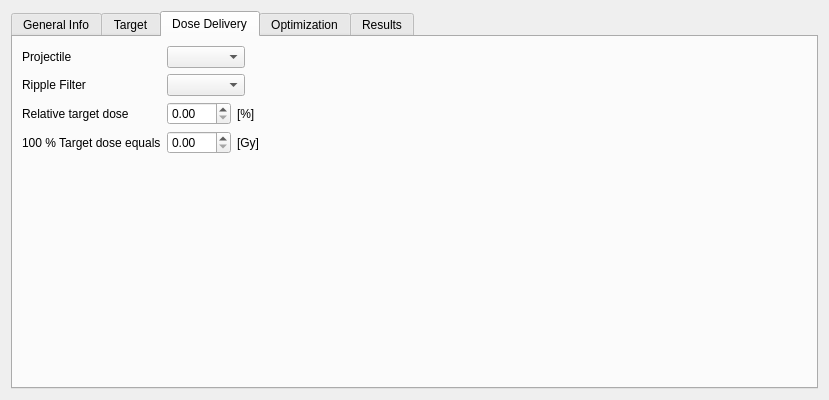
First picture: the form in pytripgui/view/plan.ui, repository pytrip/pytripgui, before the edit.
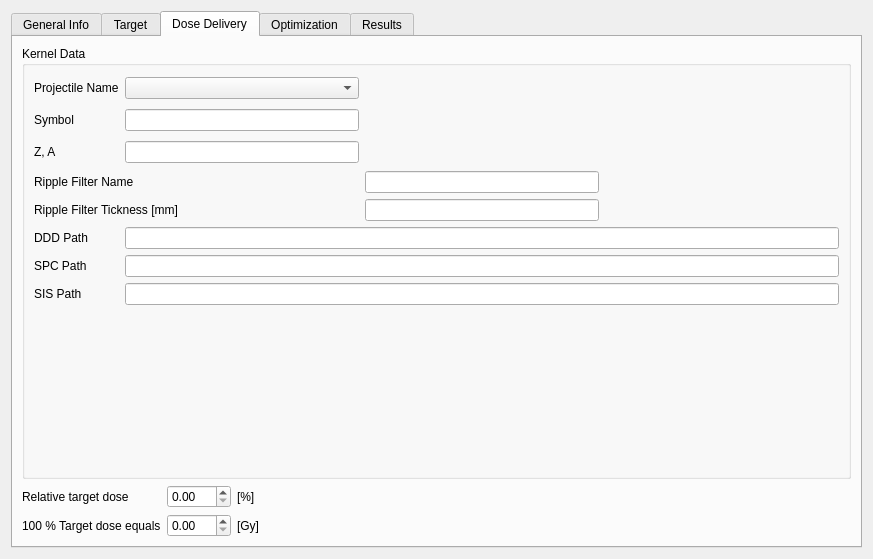
Second picture: the form after the edit. The open tabs and pages were chosen to show the change.

Commit message: begin implementing kernels

Diff of the .ui file:
```diff
--- a/pytripgui/view/plan.ui
+++ b/pytripgui/view/plan.ui
@@ -6,8 +6,8 @@
    <rect>
     <x>0</x>
     <y>0</y>
-    <width>600</width>
-    <height>400</height>
+    <width>873</width>
+    <height>559</height>
    </rect>
   </property>
   <property name="windowTitle">
@@ -200,61 +200,28 @@
        <string>Dose Delivery</string>
       </attribute>
       <layout class="QGridLayout" name="gridLayout_2">
-       <item row="0" column="0">
-        <widget class="QLabel" name="label_5">
-         <property name="text">
-          <string>Projectile</string>
-         </property>
-        </widget>
-       </item>
-       <item row="0" column="1" colspan="2">
-        <widget class="QComboBox" name="comboBox_5"/>
-       </item>
        <item row="1" column="0">
-        <widget class="QLabel" name="label_6">
-         <property name="text">
-          <string>Ripple Filter</string>
-         </property>
-        </widget>
-       </item>
-       <item row="1" column="1" colspan="2">
-        <widget class="QComboBox" name="comboBox_6"/>
-       </item>
-       <item row="1" column="3" colspan="2">
-        <spacer name="horizontalSpacer_2">
-         <property name="orientation">
-          <enum>Qt::Horizontal</enum>
-         </property>
-         <property name="sizeHint" stdset="0">
-          <size>
-           <width>181</width>
-           <height>20</height>
-          </size>
-         </property>
-        </spacer>
-       </item>
-       <item row="2" column="0">
         <widget class="QLabel" name="label_7">
          <property name="text">
           <string>Relative target dose</string>
          </property>
         </widget>
        </item>
-       <item row="2" column="1">
+       <item row="1" column="1">
         <widget class="QDoubleSpinBox" name="doubleSpinBox">
          <property name="maximum">
           <double>999.990000000000009</double>
          </property>
         </widget>
        </item>
-       <item row="2" column="2" colspan="2">
+       <item row="1" column="2">
         <widget class="QLabel" name="label_17">
          <property name="text">
           <string>[%]</string>
          </property>
         </widget>
        </item>
-       <item row="2" column="4">
+       <item row="1" column="3">
         <spacer name="horizontalSpacer_5">
          <property name="orientation">
           <enum>Qt::Horizontal</enum>
@@ -267,53 +234,207 @@
          </property>
         </spacer>
        </item>
-       <item row="3" column="0">
+       <item row="2" column="0">
         <widget class="QLabel" name="label_16">
          <property name="text">
           <string>100 % Target dose equals</string>
          </property>
         </widget>
        </item>
-       <item row="3" column="1">
+       <item row="2" column="1">
         <widget class="QDoubleSpinBox" name="doubleSpinBox_4">
          <property name="singleStep">
           <double>0.100000000000000</double>
          </property>
         </widget>
        </item>
-       <item row="3" column="4">
-        <spacer name="horizontalSpacer_6">
-         <property name="orientation">
-          <enum>Qt::Horizontal</enum>
-         </property>
-         <property name="sizeHint" stdset="0">
-          <size>
-           <width>175</width>
-           <height>20</height>
-          </size>
-         </property>
-        </spacer>
-       </item>
-       <item row="4" column="1" colspan="2">
-        <spacer name="verticalSpacer">
-         <property name="orientation">
-          <enum>Qt::Vertical</enum>
-         </property>
-         <property name="sizeHint" stdset="0">
-          <size>
-           <width>20</width>
-           <height>221</height>
-          </size>
-         </property>
-        </spacer>
-       </item>
-       <item row="3" column="2" colspan="2">
+       <item row="2" column="2">
         <widget class="QLabel" name="label_18">
          <property name="text">
           <string>[Gy]</string>
          </property>
         </widget>
        </item>
+       <item row="2" column="3">
+        <spacer name="horizontalSpacer_6">
+         <property name="orientation">
+          <enum>Qt::Horizontal</enum>
+         </property>
+         <property name="sizeHint" stdset="0">
+          <size>
+           <width>175</width>
+           <height>20</height>
+          </size>
+         </property>
+        </spacer>
+       </item>
+       <item row="0" column="0" colspan="4">
+        <widget class="QGroupBox" name="groupBox">
+         <property name="title">
+          <string>Kernel Data</string>
+         </property>
+         <layout class="QGridLayout" name="gridLayout_6">
+          <item row="0" column="0" colspan="2">
+           <widget class="QLabel" name="label_5">
+            <property name="text">
+             <string>Projectile Name</string>
+            </property>
+           </widget>
+          </item>
+          <item row="0" column="2">
+           <widget class="QComboBox" name="comboBox_5"/>
+          </item>
+          <item row="0" column="3" colspan="2">
+           <spacer name="horizontalSpacer_2">
+            <property name="orientation">
+             <enum>Qt::Horizontal</enum>
+            </property>
+            <property name="sizeHint" stdset="0">
+             <size>
+              <width>440</width>
+              <height>26</height>
+             </size>
+            </property>
+           </spacer>
+          </item>
+          <item row="1" column="0">
+           <widget class="QLabel" name="label_24">
+            <property name="text">
+             <string>Symbol</string>
+            </property>
+           </widget>
+          </item>
+          <item row="1" column="2">
+           <widget class="QLineEdit" name="lineEdit_7"/>
+          </item>
+          <item row="1" column="3" colspan="2">
+           <spacer name="horizontalSpacer_8">
+            <property name="orientation">
+             <enum>Qt::Horizontal</enum>
+            </property>
+            <property name="sizeHint" stdset="0">
+             <size>
+              <width>440</width>
+              <height>26</height>
+             </size>
+            </property>
+           </spacer>
+          </item>
+          <item row="2" column="0">
+           <widget class="QLabel" name="label_22">
+            <property name="text">
+             <string>Z, A</string>
+            </property>
+           </widget>
+          </item>
+          <item row="2" column="2">
+           <widget class="QLineEdit" name="lineEdit_4"/>
+          </item>
+          <item row="2" column="3" colspan="2">
+           <spacer name="horizontalSpacer_11">
+            <property name="orientation">
+             <enum>Qt::Horizontal</enum>
+            </property>
+            <property name="sizeHint" stdset="0">
+             <size>
+              <width>440</width>
+              <height>26</height>
+             </size>
+            </property>
+           </spacer>
+          </item>
+          <item row="3" column="0" colspan="3">
+           <widget class="QLabel" name="label_6">
+            <property name="text">
+             <string>Ripple Filter Name</string>
+            </property>
+           </widget>
+          </item>
+          <item row="3" column="3">
+           <widget class="QLineEdit" name="lineEdit_6"/>
+          </item>
+          <item row="3" column="4">
+           <spacer name="horizontalSpacer_9">
+            <property name="orientation">
+             <enum>Qt::Horizontal</enum>
+            </property>
+            <property name="sizeHint" stdset="0">
+             <size>
+              <width>229</width>
+              <height>20</height>
+             </size>
+            </property>
+           </spacer>
+          </item>
+          <item row="4" column="0" colspan="3">
+           <widget class="QLabel" name="label_23">
+            <property name="text">
+             <string>Ripple Filter Tickness [mm]</string>
+            </property>
+           </widget>
+          </item>
+          <item row="4" column="3">
+           <widget class="QLineEdit" name="lineEdit_5"/>
+          </item>
+          <item row="4" column="4">
+           <spacer name="horizontalSpacer_10">
+            <property name="orientation">
+             <enum>Qt::Horizontal</enum>
+            </property>
+            <property name="sizeHint" stdset="0">
+             <size>
+              <width>229</width>
+              <height>20</height>
+             </size>
+            </property>
+           </spacer>
+          </item>
+          <item row="5" column="0">
+           <widget class="QLabel" name="label_25">
+            <property name="text">
+             <string>DDD Path</string>
+            </property>
+           </widget>
+          </item>
+          <item row="5" column="2" colspan="3">
+           <widget class="QLineEdit" name="lineEdit_8"/>
+          </item>
+          <item row="6" column="0">
+           <widget class="QLabel" name="label_26">
+            <property name="text">
+             <string>SPC Path</string>
+            </property>
+           </widget>
+          </item>
+          <item row="6" column="2" colspan="3">
+           <widget class="QLineEdit" name="lineEdit_9"/>
+          </item>
+          <item row="7" column="0" colspan="2">
+           <widget class="QLabel" name="label_27">
+            <property name="text">
+             <string>SIS Path</string>
+            </property>
+           </widget>
+          </item>
+          <item row="7" column="2" colspan="3">
+           <widget class="QLineEdit" name="lineEdit_10"/>
+          </item>
+          <item row="8" column="1">
+           <spacer name="verticalSpacer">
+            <property name="orientation">
+             <enum>Qt::Vertical</enum>
+            </property>
+            <property name="sizeHint" stdset="0">
+             <size>
+              <width>20</width>
+              <height>60</height>
+             </size>
+            </property>
+           </spacer>
+          </item>
+         </layout>
+        </widget>
+       </item>
       </layout>
      </widget>
      <widget class="QWidget" name="tab_3">
```
Left out of the diff: 2 changed lines with no effect on the pictures. The commit also changes 3 other files.
